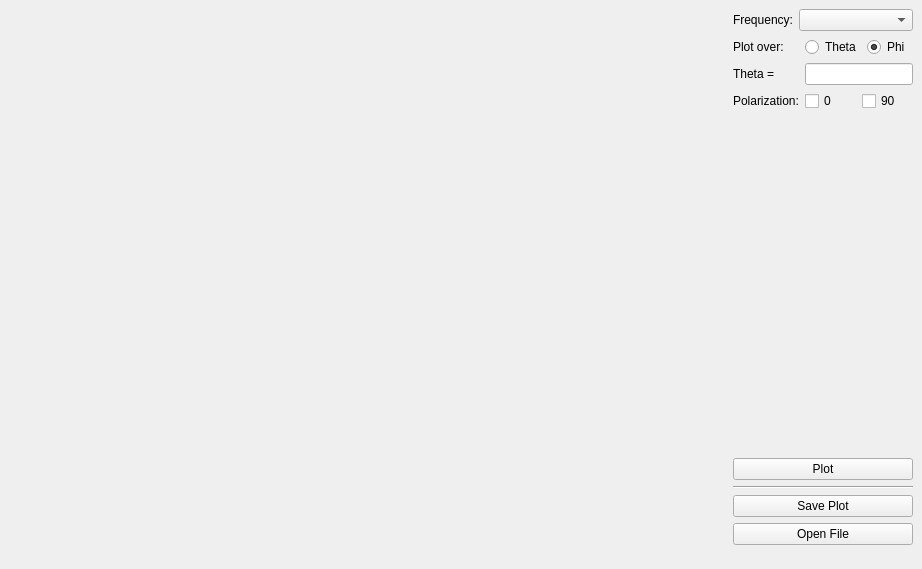
Qt form mainwindow.ui (nahuiHoellmann/antenna-directivity-plotter) before a commit.
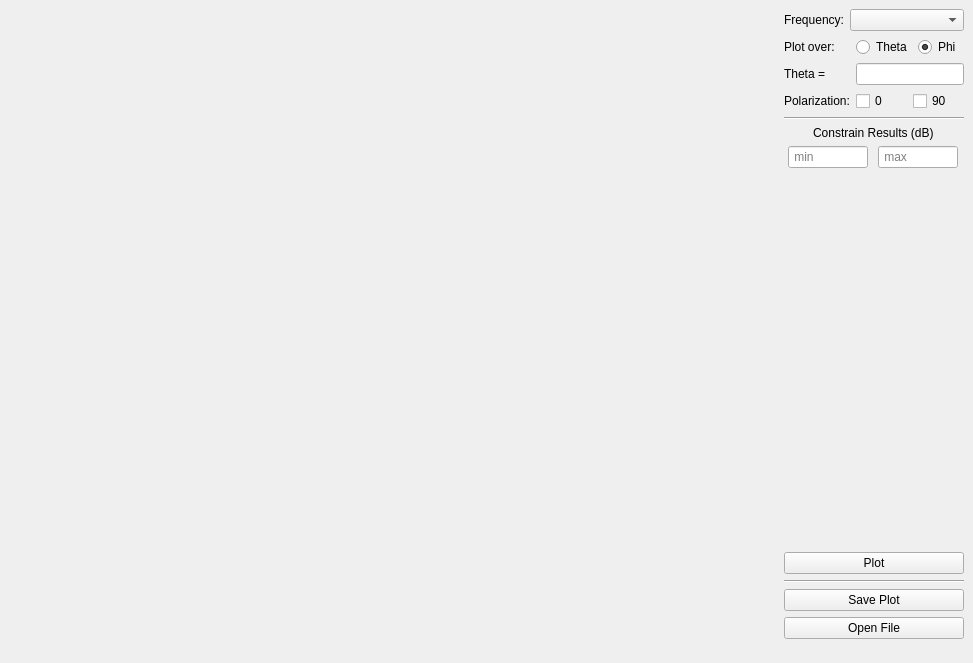
The same form after that commit.

Commit message: Add UI controls to constrain plot results

```diff
--- a/mainwindow.ui
+++ b/mainwindow.ui
@@ -6,8 +6,8 @@
    <rect>
     <x>0</x>
     <y>0</y>
-    <width>922</width>
-    <height>569</height>
+    <width>973</width>
+    <height>663</height>
    </rect>
   </property>
   <property name="sizePolicy">
@@ -173,6 +173,50 @@
             </item>
            </layout>
           </item>
+          <item>
+           <widget class="Line" name="line_2">
+            <property name="orientation">
+             <enum>Qt::Horizontal</enum>
+            </property>
+           </widget>
+          </item>
+          <item alignment="Qt::AlignHCenter">
+           <widget class="QLabel" name="label">
+            <property name="text">
+             <string>Constrain Results (dB)</string>
+            </property>
+           </widget>
+          </item>
+          <item>
+           <layout class="QHBoxLayout" name="horizontalLayout_5">
+            <item>
+             <widget class="QLineEdit" name="minConstraint">
+              <property name="maximumSize">
+               <size>
+                <width>80</width>
+                <height>16777215</height>
+               </size>
+              </property>
+              <property name="placeholderText">
+               <string> min</string>
+              </property>
+             </widget>
+            </item>
+            <item>
+             <widget class="QLineEdit" name="maxConstraint">
+              <property name="maximumSize">
+               <size>
+                <width>80</width>
+                <height>16777215</height>
+               </size>
+              </property>
+              <property name="placeholderText">
+               <string> max</string>
+              </property>
+             </widget>
+            </item>
+           </layout>
+          </item>
           <item>
            <spacer name="verticalSpacer">
             <property name="orientation">
```
Left out of the diff: 2 changed lines with no effect on the pictures. The commit also changes 2 other files.
